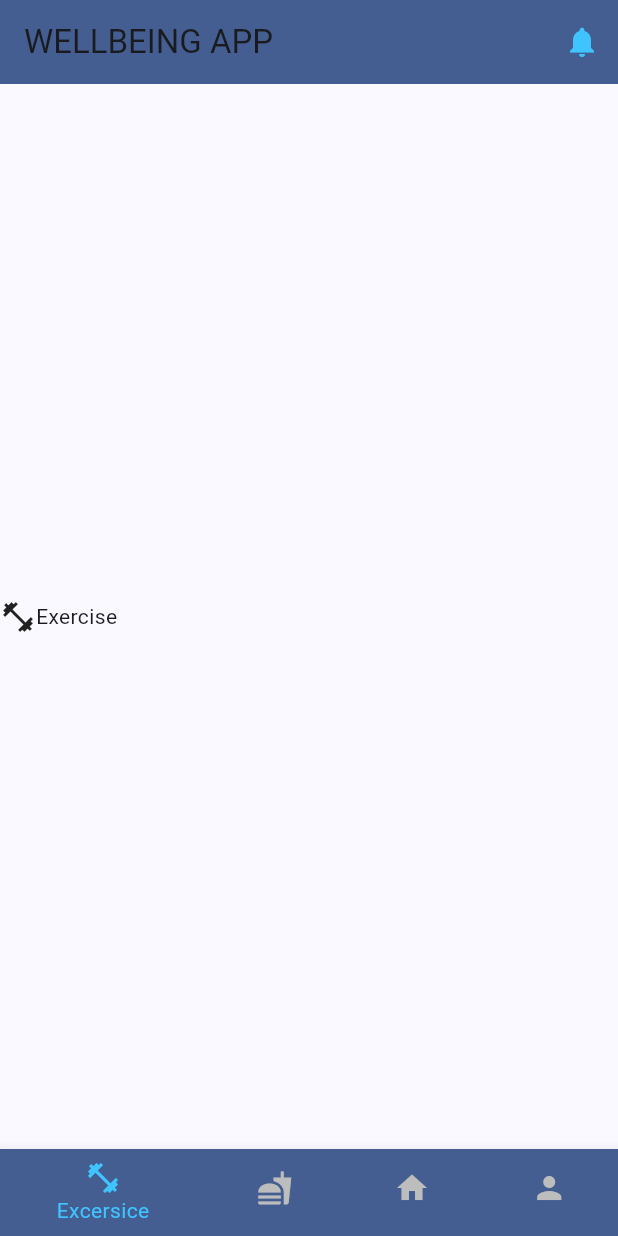
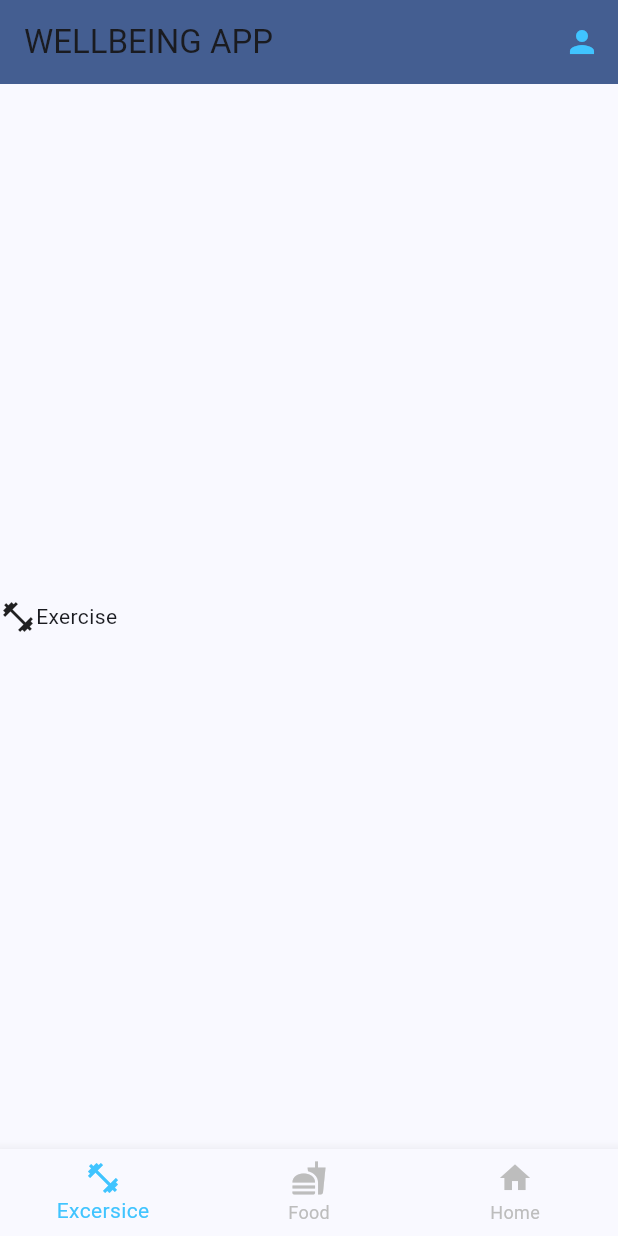
Before and after one commit to Pmunoz200/wellbeing_app, a Flutter app: the screen it shows after launch, on a phone screen of 412 x 824 dp. Run offline on Flutter 3.47's test engine with Material 3 defaults, Android fonts, the phone set to English and light mode, and no system bars.

Commit message:
Removed profile from bottom bar and added it to app bar

```diff
--- a/lib/pages/home_page.dart
+++ b/lib/pages/home_page.dart
@@ -28,12 +28,6 @@ class _HomePageState extends State<HomePage> {
         Text('Home'),
       ],
     ),
-    const Row(
-      children: [
-        Icon(Icons.person),
-        Text('Profile'),
-      ],
-    ),
   ];
 
   void _onItemTapped(int index) {
@@ -49,7 +43,7 @@ class _HomePageState extends State<HomePage> {
         title: Text('WELLBEING APP'),
         actions: [
           IconButton(
-            icon: const Icon(Icons.notifications),
+            icon: const Icon(Icons.person),
             onPressed: () {
               // Navigate to the notification page
             },
@@ -77,10 +71,6 @@ class _HomePageState extends State<HomePage> {
             icon: Icon(Icons.home),
             label: 'Home',
           ),
-          const BottomNavigationBarItem(
-            icon: Icon(Icons.person),
-            label: 'Profile',
-          ),
         ],
         currentIndex: _selectedIndex,
         onTap: _onItemTapped,
```
